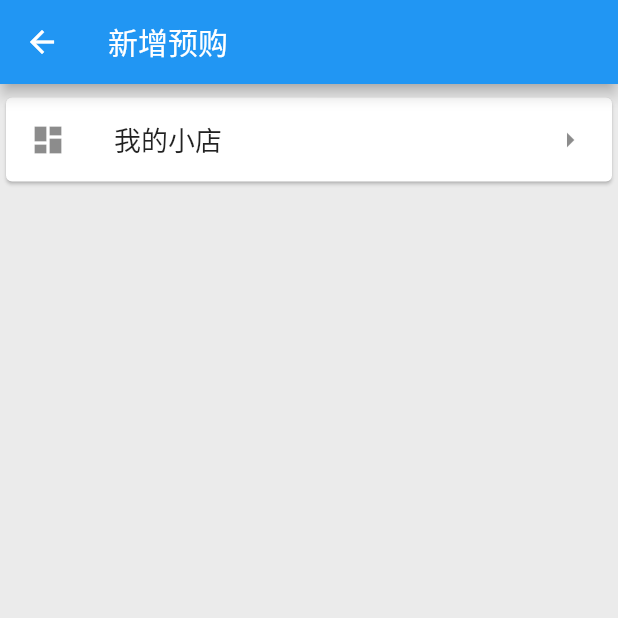
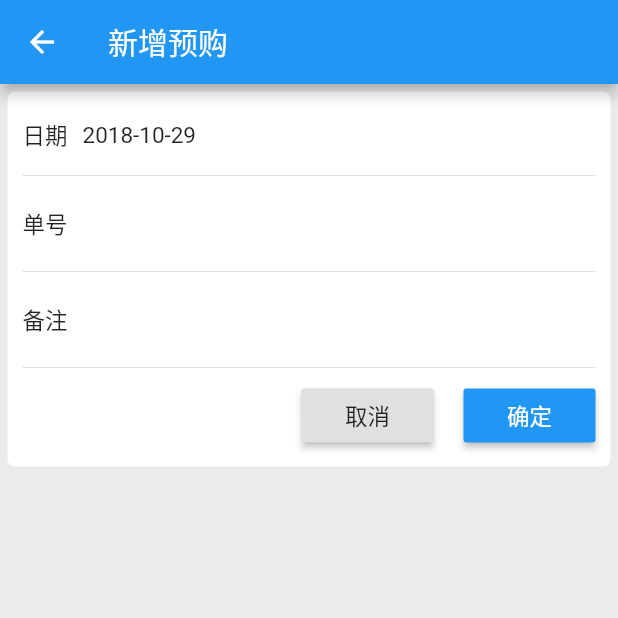
Before and after one commit to jicg/vegeshop, a Flutter app: the PurDocListPage screen opened directly, after a tap on the "add" icon, on a phone screen of 412 x 824 dp, the top half of it. Run offline on Flutter 3.47's test engine with Material 2 defaults, Android fonts, the phone set to English and light mode, and no system bars; our stand-ins replace flutter_datetime_picker, flutter_slidable, flutter_spinkit, flutter_swiper, fluttertoast, sqflite; missing offline and left inert: simple_permissions; accounts and stored records are empty; network calls fail; Roboto replaces fonts that are missing (SimSun).

Commit message:
功能：【预购】新增界面-单头信息【日期，单号，备注】

```diff
--- a/lib/utils/db.dart
+++ b/lib/utils/db.dart
@@ -29,9 +29,9 @@ class DBHelper {
     if (version == null) {
       version = 0;
     }
-    await db.execute("drop table purdoccustomer");
-    await db.execute(
-        "CREATE TABLE purdoccustomer (id INTEGER PRIMARY KEY, order_id int,customer_name VARCHAR(200), customer_desc VARCHAR(200),customer_id int);");
+    //await db.execute("drop table purdoccustomer");
+//    await db.execute(
+//        "CREATE TABLE purdoccustomer (id INTEGER PRIMARY KEY, order_id int,customer_name VARCHAR(200), customer_desc VARCHAR(200),customer_id int);");
 
 
     print("version $version , curversion $DBVERSION");
--- a/lib/widgets/index/purdoc_item.dart
+++ b/lib/widgets/index/purdoc_item.dart
@@ -109,10 +109,16 @@ class PurDocItemPageState extends State<PurDocItemPage> {
           }
           if (_itemsSelected.contains(_itemsShow[index])) {
             setState(() {
+              if (!mounted) {
+                return;
+              }
               _itemsSelected.remove(_itemsShow[index]);
             });
           } else {
             setState(() {
+              if (!mounted) {
+                return;
+              }
               _itemsSelected.add(_itemsShow[index]);
             });
           }
@@ -133,8 +139,10 @@ class PurDocItemPageState extends State<PurDocItemPage> {
         )).then((value) {
       UIComm.showInfo(value.toString());
       setState(() {
-        _itemsShow[index].unit = value.unit;
-        _itemsShow[index].qty = value.qty;
+        if (mounted) {
+          _itemsShow[index].unit = value.unit;
+          _itemsShow[index].qty = value.qty;
+        }
       });
     });
   }
@@ -179,6 +187,9 @@ class PurDocItemPageState extends State<PurDocItemPage> {
     ]).then((resps) {
       if (mounted) {
         setState(() {
+          if (!mounted) {
+            return;
+          }
           editable = !widget.readOnly;
           loading = false;
           if (editable) {
--- a/lib/widgets/index/purdoc_item_modify.dart
+++ b/lib/widgets/index/purdoc_item_modify.dart
@@ -20,6 +20,7 @@ class ModifyDocCardPage extends StatefulWidget {
 
 class ModifyDocCardState extends State<ModifyDocCardPage> {
   TextEditingController _qtycontroller;
+  final _focusNode = FocusNode();
   String _unit = "斤";
   bool loading = true;
   List<DropdownMenuItem> _dmeans = [
@@ -30,6 +31,12 @@ class ModifyDocCardState extends State<ModifyDocCardPage> {
   void initState() {
     super.initState();
     this._qtycontroller = new TextEditingController(text: "${widget.item.qty}");
+    _focusNode.addListener(() {
+      if (_focusNode.hasFocus) {
+        _qtycontroller.selection = TextSelection(
+            baseOffset: 0, extentOffset: _qtycontroller.value.text.length);
+      }
+    });
     loadData();
   }
 
@@ -79,6 +86,7 @@ class ModifyDocCardState extends State<ModifyDocCardPage> {
                                   autofocus: true,
                                   inputFormatters: [new NumericTextFormatter()],
                                   controller: _qtycontroller,
+                                  focusNode: _focusNode,
                                   decoration: new InputDecoration(
                                       border: InputBorder.none),
                                 ),
--- a/lib/widgets/index/purdoc_list.dart
+++ b/lib/widgets/index/purdoc_list.dart
@@ -1,6 +1,7 @@
 import 'package:flutter/material.dart';
 import 'package:vegeshop/model/purdoc.dart';
 import 'package:vegeshop/widgets/comm/uicomm.dart';
+import 'package:vegeshop/widgets/index/purdoc_new.dart';
 import 'package:vegeshop/widgets/index/purdoc_single.dart';
 
 class PurDocListPage extends StatefulWidget {
@@ -47,8 +48,9 @@ class _PurDocListPageState extends State<PurDocListPage> {
   }
 
   addPurDoc(BuildContext context) {
-    UIComm.goto(
-        context, new PurDocSinglePage(readOnly: false, doc: new PurDoc()));
+//    UIComm.goto(
+//        context, new PurDocSinglePage(readOnly: false, doc: new PurDoc()));
+  UIComm.goto(context, new PurDocNewPage());
   }
 
   Widget _buildRow(BuildContext context, int index) {
--- a/lib/widgets/index/purdoc_new.dart
+++ b/lib/widgets/index/purdoc_new.dart
@@ -0,0 +1,105 @@
+import 'package:flutter/material.dart';
+import 'package:vegeshop/widgets/comm/uicomm.dart';
+import 'package:flutter_datetime_picker/flutter_datetime_picker.dart';
+
+class PurDocNewPage extends StatefulWidget {
+  const PurDocNewPage({Key key}) : super(key: key);
+
+  @override
+  State createState() {
+    return new PurDocNewState();
+  }
+}
+
+class PurDocNewState extends State<PurDocNewPage> {
+  DateTime dateTime = DateTime.now();
+
+  @override
+  Widget build(BuildContext context) {
+    // TODO: implement build
+    return new Scaffold(
+      appBar: new AppBar(title: new Text("新增预购")),
+      body: new SingleChildScrollView(
+        child: new Container(
+          margin: EdgeInsets.all(5.0),
+          padding: EdgeInsets.all(10.0),
+          decoration: new BoxDecoration(
+            color: Colors.white,
+            borderRadius: new BorderRadius.all(new Radius.circular(5.0)),
+          ),
+          child: new Column(
+            children: <Widget>[
+              getCol(
+                  "日期",
+                  new InkWell(
+                    onTap: () {
+                      DatePicker.showDatePicker(context,
+                          showTitleActions: true,
+                          onConfirm: (date) => setState(() => dateTime = date),
+                          currentTime: dateTime,
+                          locale: LocaleType.zh);
+                    },
+                    child: new Row(
+                      children: <Widget>[
+                        new Container(
+                          padding: EdgeInsets.symmetric(vertical: 10.0),
+                          child: new Text(
+                              "${dateTime.year}-${dateTime.month}-${dateTime.day}"),
+                        )
+                      ],
+                    ),
+                  )),
+              new Divider(),
+              getCol(
+                  "单号",
+                  new TextField(
+                    decoration: new InputDecoration(border: InputBorder.none),
+                  )),
+              new Divider(),
+              getCol(
+                  "备注",
+                  new TextField(
+                    decoration: new InputDecoration(border: InputBorder.none),
+                  )),
+              new Divider(),
+              new Row(
+                mainAxisAlignment: MainAxisAlignment.end,
+                children: <Widget>[
+                  new RaisedButton(
+                    onPressed: () => Navigator.pop(context),
+                    child: new Text("取消"),
+                  ),
+                  new SizedBox(
+                    width: 20.0,
+                  ),
+                  new RaisedButton(
+                    color: Colors.blue,
+                    onPressed: () => Navigator.pop(context),
+                    child: new Text(
+                      "确定",
+                      style: new TextStyle(color: Colors.white),
+                    ),
+                  ),
+                ],
+              )
+            ],
+          ),
+        ),
+      ),
+    );
+  }
+
+  Widget getCol(String label, Widget value) {
+    return new Row(
+      children: <Widget>[
+        new Container(
+          child: new Text(label),
+          width: 40.0,
+        ),
+        Expanded(
+          child: value,
+        )
+      ],
+    );
+  }
+}
--- a/pubspec.yaml
+++ b/pubspec.yaml
@@ -27,6 +27,7 @@ dependencies:
   flutter_webview_plugin: ^0.2.1+2
   fluttertoast: ^2.0.9
   flutter_slidable: "^0.4.9"
+  flutter_datetime_picker: ^1.0.4
   flutter_localizations:
     sdk: flutter
 
```
